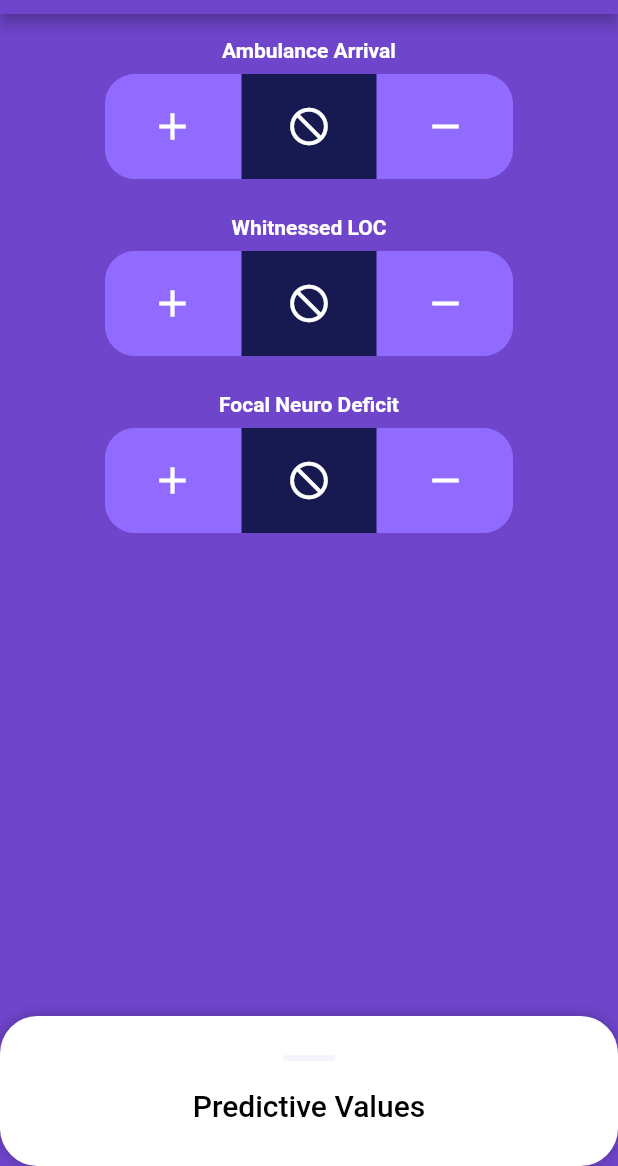
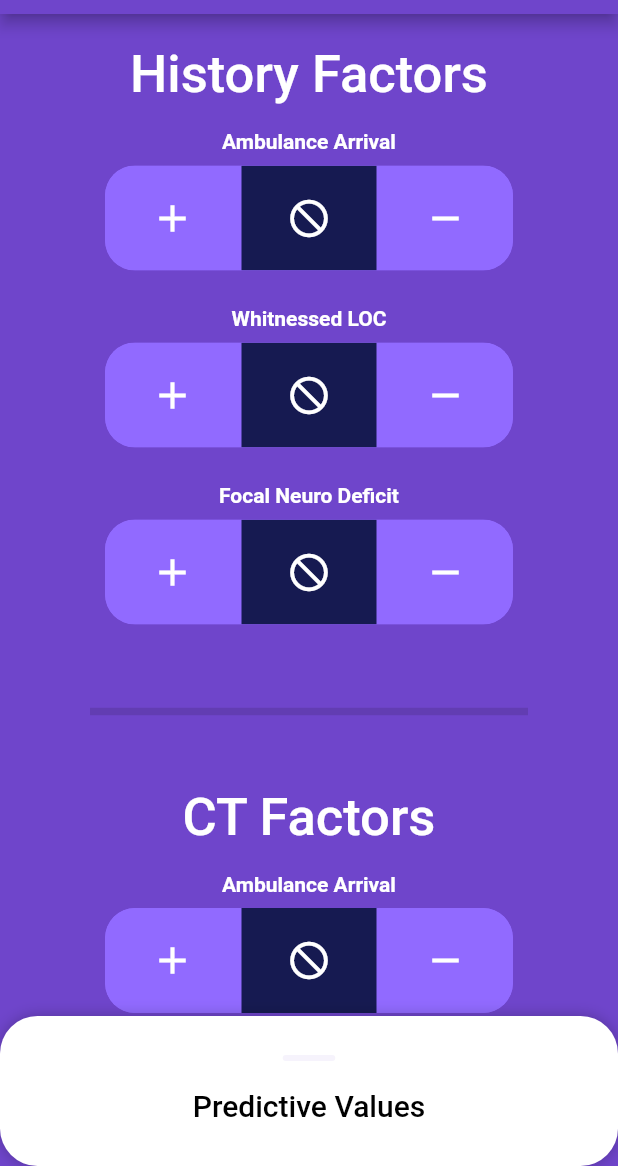
Before and after one commit to gkillick/sah_calculator, a Flutter app: the screen it shows after launch, on a phone screen of 412 x 824 dp, the part 70-1236 px from its top. Run offline on Flutter 3.47's test engine with Material 2 defaults, Android fonts, the phone set to English and light mode, and no system bars; drawn by our look-alikes of sliding_up_panel, toggle_switch.

Commit message:
Added different risk factor sections

```diff
--- a/lib/calculator_page.dart
+++ b/lib/calculator_page.dart
@@ -15,14 +15,6 @@ class CalculatorPage extends StatefulWidget {
 }
 
 class _CalculatorPageState extends State<CalculatorPage> {
-  int _counter = 0;
-
-  void _incrementCounter() {
-    setState(() {
-      _counter++;
-    });
-  }
-
   @override
   Widget build(BuildContext context) {
     return Scaffold(
@@ -86,10 +78,45 @@ class _CalculatorPageState extends State<CalculatorPage> {
             ),
           ],
         ),
-        body: Center(
-            child: Column(
-          children: riskFactorBrain.getRiskFactors(),
-        )),
+        body: SingleChildScrollView(
+          child: Center(
+              child: Column(
+            children: [
+              SizedBox(
+                height: 20,
+              ),
+              Text(
+                'History Factors',
+                style: Theme.of(context).textTheme.headline3,
+              ),
+              Column(
+                children: riskFactorBrain.getHistoryRiskFactors(),
+              ),
+              Padding(
+                padding: const EdgeInsets.all(40.0),
+                child: Divider(
+                  height: 20,
+                  thickness: 5,
+                  indent: 20,
+                  endIndent: 20,
+                ),
+              ),
+              Text(
+                'CT Factors',
+                style: Theme.of(context).textTheme.headline3,
+              ),
+              Column(
+                children: riskFactorBrain.getHistoryRiskFactors(),
+              ),
+              Column(
+                children: riskFactorBrain.getHistoryRiskFactors(),
+              ),
+              SizedBox(
+                height: 210,
+              )
+            ],
+          )),
+        ),
       ),
     );
   }
@@ -125,6 +152,7 @@ class PredictiveValue extends StatelessWidget {
                 style: TextStyle(
                   fontSize: 50,
                   color: Colors.black,
+                  fontWeight: FontWeight.bold,
                 ),
               ),
             ],
--- a/lib/main.dart
+++ b/lib/main.dart
@@ -15,9 +15,14 @@ class MyApp extends StatelessWidget {
           primaryColor: Color(0xFF6F45CB),
           scaffoldBackgroundColor: Color(0xFF6F45CB),
           textTheme: TextTheme(
-            body1: TextStyle(
+            bodyText2: TextStyle(
               color: Colors.white,
               fontWeight: FontWeight.bold,
+            ),
+            headline3: TextStyle(
+              color: Colors.white,
+              fontSize: 35,
+              fontWeight: FontWeight.w500,
             ),
           )),
       home: CalculatorPage(title: 'SAH Calculator'),
```
Also changed, not shown: lib/risk_factor_brain.dart (+54 -3 lines).
